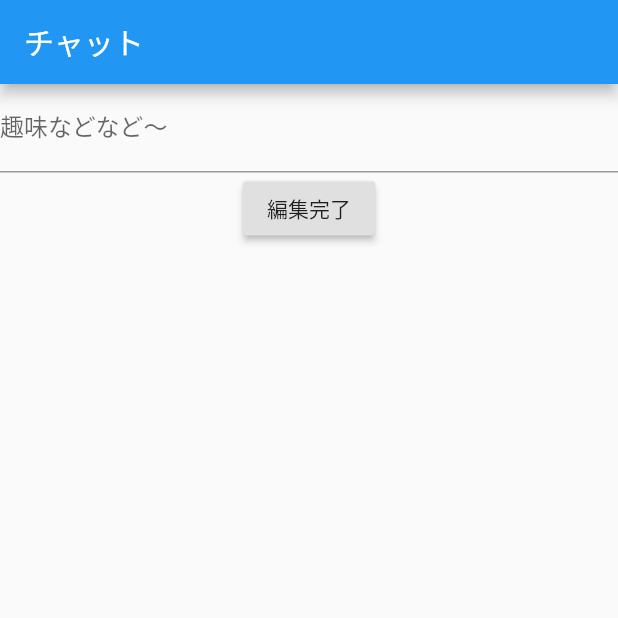
After one commit to light-ai/flutter_apps, a Flutter app: the ProfileEdit screen opened directly, after a tap on "編集完了", on a phone screen of 412 x 824 dp, the top half of it. The commit adds this screen. Run offline on Flutter 3.47's test engine with Material 2 defaults, Android fonts, the phone set to English and light mode, and no system bars; our stand-ins replace cloud_firestore, firebase_auth, firebase_core, flutter_calendar_carousel, google_sign_in; accounts and stored records are empty; statements that could not run were skipped.

Commit message:
Add ProfileEditPage

```diff
--- a/lib/login.dart
+++ b/lib/login.dart
@@ -77,7 +77,8 @@ class _LoginPageState extends State<LoginPage> {
         'email': user.email,
         'photoUrl': user.photoURL,
         'following': false,
-        'followers': false
+        'followers': false,
+        'msg': ''
       });
 
       /*await FirebaseFirestore.instance
--- /dev/null
+++ b/lib/profile_edit.dart
@@ -0,0 +1,68 @@
+import 'package:cloud_firestore/cloud_firestore.dart';
+import 'package:flutter/material.dart';
+import 'package:firebase_auth/firebase_auth.dart';
+import 'package:flutter_app/chatPage.dart';
+import 'package:flutter_app/profile.dart';
+import 'package:flutter/cupertino.dart';
+
+class ProfileEdit extends StatefulWidget {
+  @override
+  _ProfileEditState createState() => _ProfileEditState();
+}
+
+class _ProfileEditState extends State<ProfileEdit> {
+  User currentUser = FirebaseAuth.instance.currentUser;
+  String profileText;
+  @override
+  Widget build(BuildContext context) {
+    return Scaffold(
+      appBar: AppBar(
+        title: Text('チャット'),
+      ),
+      body: Column(
+        children: <Widget>[
+          TextFormField(
+            decoration: InputDecoration(labelText: '趣味などなど～'),
+            onChanged: (String value) {
+              setState(() {
+                profileText = value;
+              });
+            },
+          ),
+          RaisedButton(
+            child: const Text('編集完了'),
+            onPressed: () {
+              FirebaseFirestore.instance.collection('users').doc(
+                  currentUser.email).update({
+                'msg': profileText,
+              });
+              return showDialog(
+                context: context,
+                builder: (context) {
+                  return CupertinoAlertDialog(
+                    title: Text('以下に編集したよ！'),
+                    content: Text(profileText),
+                    actions: [
+                      CupertinoDialogAction(
+                        child: Text('ok!'),
+                        onPressed: () {
+                          Navigator.pop(context);
+                          Navigator.of(context).pushReplacement(
+                            MaterialPageRoute(builder: (context) {
+                              return ChatPage(currentUser);
+                            }),
+                          );
+                        },
+                      ),
+                    ],
+                  );
+                },
+              );
+            },
+            splashColor: Colors.purple.shade50,
+          ),
+        ],
+      ),
+    );
+  }
+}
```
Also changed, not shown: lib/profile.dart (+23 -0 lines).
